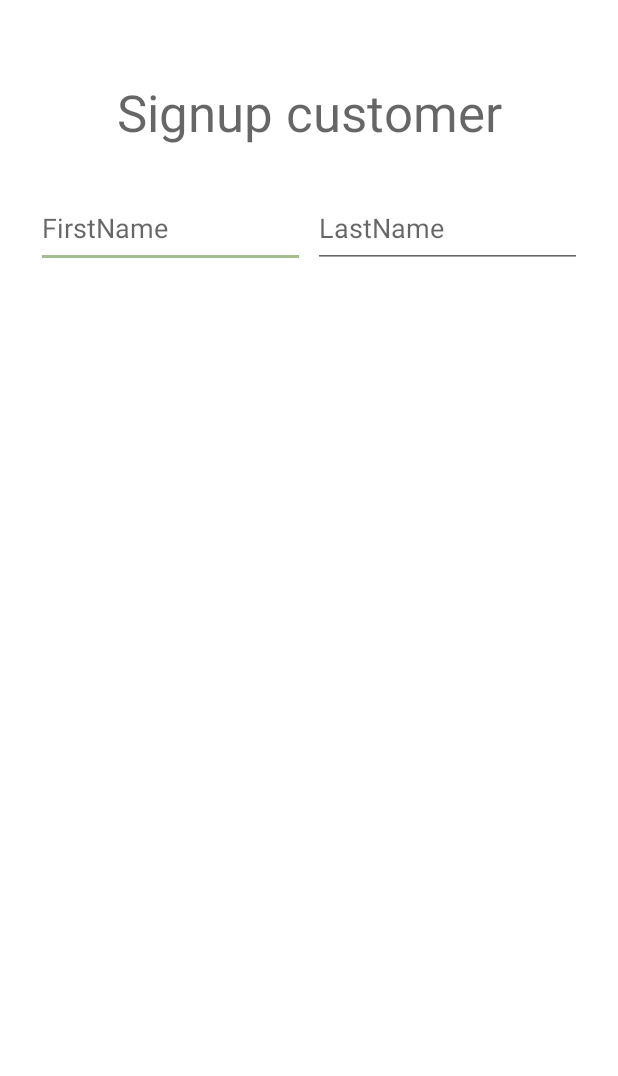
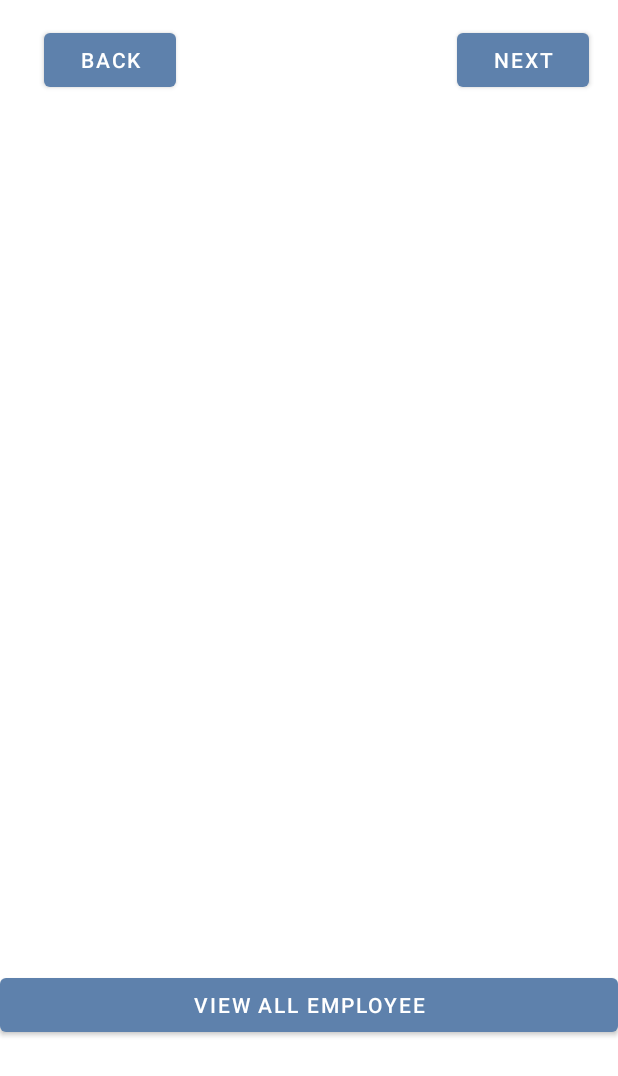
Before and after one commit to McGill-ECSE321-Winter2022/project-group-group-16, an Android app: the screen it shows after launch (MainActivity), on a phone screen of 412 x 824 dp. Shown: the top 1076 px of the screen. Run offline under Robolectric (Android 15) with nearby library versions, the phone set to English and light mode, and no system bars; our stand-ins replace navigation-ui; libraries missing offline, so code that uses them is left out: com.loopj.android, cz.msebera.android.

Commit message:
finish employee list

```diff
--- /dev/null
+++ b/app/src/main/res/layout/fragement_employee_list.xml
@@ -0,0 +1,89 @@
+<?xml version="1.0" encoding="utf-8"?>
+<ScrollView xmlns:android="http://schemas.android.com/apk/res/android"
+    xmlns:app="http://schemas.android.com/apk/res-auto"
+    xmlns:tools="http://schemas.android.com/tools"
+    android:layout_width="match_parent"
+    android:layout_height="match_parent"
+    tools:context=".MainActivity">
+<androidx.constraintlayout.widget.ConstraintLayout xmlns:android="http://schemas.android.com/apk/res/android"
+    xmlns:app="http://schemas.android.com/apk/res-auto"
+    xmlns:tools="http://schemas.android.com/tools"
+    android:layout_width="match_parent"
+    android:layout_height="match_parent"
+    app:layout_behavior="@string/appbar_scrolling_view_behavior">
+
+    <Button
+        android:id="@+id/button2"
+        android:layout_width="wrap_content"
+        android:layout_height="wrap_content"
+        android:layout_marginStart="301dp"
+        android:layout_marginTop="16dp"
+        android:layout_marginEnd="16dp"
+        android:layout_marginBottom="667dp"
+        android:text="Next"
+        app:layout_constraintBottom_toBottomOf="parent"
+        app:layout_constraintEnd_toEndOf="parent"
+        app:layout_constraintStart_toStartOf="parent"
+        app:layout_constraintTop_toTopOf="parent" />
+
+    <Button
+        android:id="@+id/button3"
+        android:layout_width="wrap_content"
+        android:layout_height="wrap_content"
+        android:layout_marginStart="26dp"
+        android:layout_marginTop="16dp"
+        android:layout_marginEnd="291dp"
+        android:layout_marginBottom="667dp"
+        android:text="Back"
+        android:onClick="backEmployeeList"
+        app:layout_constraintBottom_toBottomOf="parent"
+        app:layout_constraintEnd_toEndOf="parent"
+        app:layout_constraintStart_toStartOf="parent"
+        app:layout_constraintTop_toTopOf="parent" />
+
+    <Button
+        android:id="@+id/mybutton"
+        android:layout_width="match_parent"
+        android:layout_height="wrap_content"
+        android:layout_marginTop="646dp"
+        android:layout_marginBottom="37dp"
+        android:text="View all Employee"
+        android:onClick="showTable"
+        app:layout_constraintBottom_toBottomOf="parent"
+        app:layout_constraintEnd_toEndOf="parent"
+        app:layout_constraintStart_toStartOf="parent"
+        app:layout_constraintTop_toTopOf="parent" />
+
+    <TableLayout
+        android:layout_width="360dp"
+        android:id="@+id/list_view"
+        android:layout_height="540dp"
+        android:layout_marginStart="26dp"
+        android:layout_marginTop="84dp"
+        android:layout_marginEnd="26dp"
+        android:layout_marginBottom="107dp"
+        app:layout_constraintBottom_toBottomOf="parent"
+        app:layout_constraintEnd_toEndOf="parent"
+        app:layout_constraintStart_toStartOf="parent"
+        app:layout_constraintTop_toTopOf="parent">
+
+        <TableRow
+            android:layout_width="match_parent"
+            android:layout_height="match_parent" />
+
+        <TableRow
+            android:layout_width="match_parent"
+            android:layout_height="match_parent" />
+
+        <TableRow
+            android:layout_width="match_parent"
+            android:layout_height="match_parent" />
+
+        <TableRow
+            android:layout_width="match_parent"
+            android:layout_height="match_parent" />
+    </TableLayout>
+
+
+</androidx.constraintlayout.widget.ConstraintLayout>
+    </ScrollView>
```
Also changed, not shown: app/src/main/java/ca/mcgill/ecse321/groceryapplication/MainActivity.java (+169 -1 lines), 4 other files.
